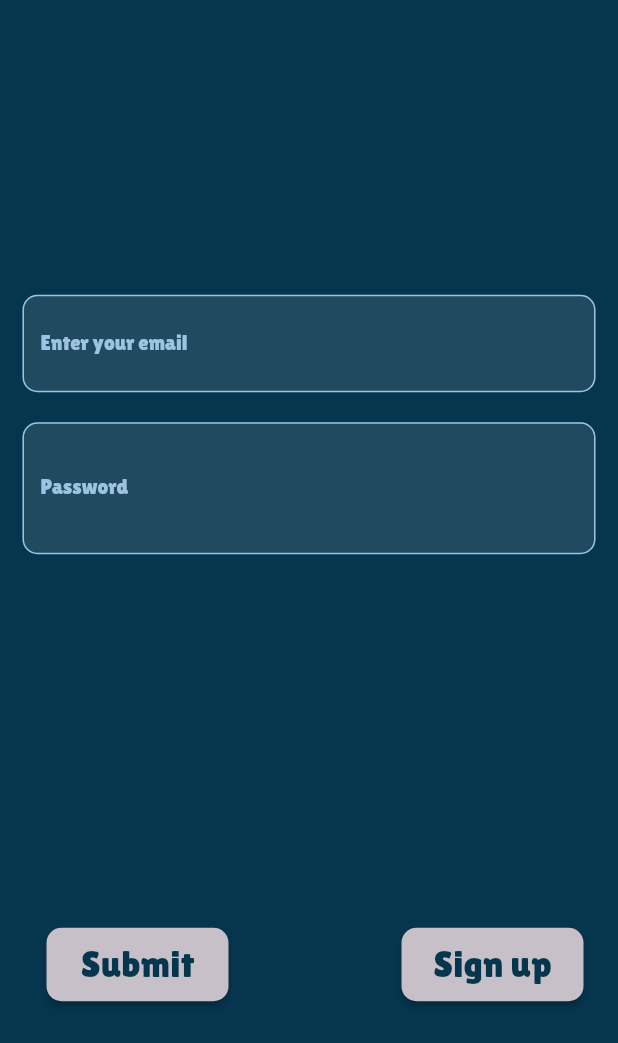
After one commit to LiliaMamutova/dog_friends, a Flutter app: the AuthScreen screen opened by its route, after a tap on "Sign in", on a phone screen of 412 x 824 dp. The commit adds this screen. Shown: the top 1043 px of the screen. Run offline on Flutter 3.47's test engine with Material 2 defaults, Android fonts, the light colour scheme and no system bars; our stand-ins replace flutter_riverpod, go_router; generated files the repository leaves out were written again; Roboto replaces fonts that are missing (LilitaOneScript); project files that could hold a hidden picture were left out.

Commit message:
in between

```diff
--- /dev/null
+++ b/lib/features/auth/screens/sign_in_screen.dart
@@ -0,0 +1,211 @@
+import 'package:dog_friends/features/user/screens/user_profile_screen.dart';
+import 'package:flutter/material.dart';
+import 'package:flutter_riverpod/flutter_riverpod.dart';
+
+import '../../../shared_errors/error_message_required.dart';
+import '../helpers/patterns.dart';
+import '../models/user.model.dart';
+
+class SignInScreen extends ConsumerStatefulWidget {
+  const SignInScreen({super.key});
+
+  @override
+  ConsumerState<SignInScreen> createState() => _SignInScreenState();
+}
+
+class _SignInScreenState extends ConsumerState<SignInScreen> {
+  var currentIndex = 0;
+  final _formKey = GlobalKey<FormState>();
+
+  late final User _user = User();
+
+  bool isPasswordVisible = false;
+
+  void _changePasswordVisibility() {
+    setState(() {
+      isPasswordVisible = !isPasswordVisible;
+    });
+  }
+
+  void goToUserProfile(BuildContext context) {
+    Navigator.of(context).push(
+        MaterialPageRoute(builder: (context) => const UserProfileScreen()));
+  }
+
+  void _submitForm() {
+    final isFormValid = _formKey.currentState?.validate();
+
+    if (isFormValid != null && isFormValid) {
+      _formKey.currentState!.save();
+      goToUserProfile(context);
+    }
+  }
+
+  void _saveUserEmail(String? value) {
+    _user.email = value!;
+  }
+
+  void _saveUserPassword(String? value) {
+    _user.password = value!;
+  }
+
+  String? _validate(String? value, {Function(String? value)? callBack}) {
+    if (value == null || value.isEmpty) {
+      return errorMessageRequired;
+    }
+
+    if (callBack != null) {
+      return callBack(value);
+    }
+
+    return null;
+  }
+
+  String? _checkEmail(String? value) {
+    final isEmailValid = emailPattern.hasMatch(value!);
+    if (!isEmailValid) {
+      return "This email not valid";
+    }
+    return null;
+  }
+
+  String? _checkPasswordsLength(String? value) {
+    if (value != null && value.length < 6) {
+      return "Password's length should be non less 6 symbol";
+    }
+
+    return null;
+  }
+
+  // void _buttonClicked() {
+  //   setState(() {
+  //     var title = "Sign up";
+  //   });
+  // }
+
+  @override
+  Widget build(BuildContext context) {
+    String title = "Log in";
+    return Scaffold(
+      body: Padding(
+        padding: const EdgeInsets.symmetric(horizontal: 15, vertical: 0),
+        child: Form(
+          key: _formKey,
+          child: SizedBox(
+            height: MediaQuery.of(context).size.height / 1.03,
+            child: Column(
+              mainAxisAlignment: MainAxisAlignment.spaceAround,
+              crossAxisAlignment: CrossAxisAlignment.start,
+              children: [
+                Column(
+                  children: [
+                    const SizedBox(height: 80),
+                    TextFormField(
+                      onSaved: _saveUserEmail,
+                      validator: (String? value) => _validate(
+                        value,
+                        callBack: _checkEmail,
+                      ),
+                      keyboardType: TextInputType.emailAddress,
+                      decoration: const InputDecoration(
+                        border: OutlineInputBorder(),
+                        hintText: "example@mail.com",
+                        labelText: "Enter your email",
+                        filled: true,
+                      ),
+                    ),
+                    const SizedBox(height: 20),
+                    TextFormField(
+                      onSaved: _saveUserPassword,
+                      validator: (String? value) => _validate(
+                        value,
+                        callBack: _checkPasswordsLength,
+                      ),
+                      obscureText: isPasswordVisible,
+                      decoration: InputDecoration(
+                        border: const OutlineInputBorder(),
+                        hintText: "******",
+                        labelText: "Password",
+                        filled: true,
+                        suffix: IconButton(
+                          icon: const Icon(Icons.remove_red_eye_outlined),
+                          onPressed: _changePasswordVisibility,
+                        ),
+                      ),
+                    ),
+                  ],
+                ),
+                Row(
+                  mainAxisAlignment: MainAxisAlignment.spaceBetween,
+                  children: [
+                    Padding(
+                      padding: const EdgeInsets.all(8.0),
+                      child: SizedBox(
+                        width: MediaQuery.of(context).size.width / 3.0,
+                        height: 65,
+                        child: Padding(
+                          padding: const EdgeInsets.all(8.0),
+                          child: ElevatedButton(
+                            onPressed: _submitForm,
+                            child: const Text(
+                              "Submit",
+                              style: TextStyle(
+                                fontSize: 25,
+                                fontFamily: "LilitaOneScript",
+                                //  style: Theme.of(context).textTheme.titleMedium,
+                              ),
+                            ),
+                          ),
+                        ),
+                      ),
+                    ),
+                    SizedBox(
+                      width: MediaQuery.of(context).size.width / 3.0,
+                      height: 65,
+                      child: Padding(
+                        padding: const EdgeInsets.all(8.0),
+                        child: ElevatedButton(
+                          onPressed: () {
+                            setState(() {
+                              title = "Sign up";
+                            });
+                          },
+                          child: const Text(
+                            "Sign up",
+                            style: TextStyle(
+                              fontSize: 25,
+                              fontFamily: "LilitaOneScript",
+                              //  style: Theme.of(context).textTheme.titleMedium,
+                            ),
+                          ),
+                        ),
+                      ),
+                    ),
+                    // SizedBox(
+                    //   width: MediaQuery.of(context).size.width / 3.0,
+                    //   height: 65,
+                    //   child: Padding(
+                    //     padding: const EdgeInsets.all(8.0),
+                    //     child: ElevatedButton(
+                    //       onPressed: _submitForm,
+                    //       child: const Text(
+                    //         "Log in",
+                    //         style: TextStyle(
+                    //           fontSize: 25,
+                    //           fontFamily: "LilitaOneScript",
+                    //           //  style: Theme.of(context).textTheme.titleMedium,
+                    //         ),
+                    //       ),
+                    //     ),
+                    //   ),
+                    // ),
+                  ],
+                ),
+              ],
+            ),
+          ),
+        ),
+      ),
+    );
+  }
+}
--- a/lib/features/auth/screens/welcome_screen.dart
+++ b/lib/features/auth/screens/welcome_screen.dart
@@ -1,11 +1,12 @@
 import 'package:flutter/material.dart';
+import 'package:flutter_riverpod/flutter_riverpod.dart';
 import 'package:go_router/go_router.dart';
 
-class WelcomeScreen extends StatelessWidget {
+class WelcomeScreen extends ConsumerWidget {
   const WelcomeScreen({Key? key}) : super(key: key);
 
   @override
-  Widget build(BuildContext context) {
+  Widget build(BuildContext context, WidgetRef ref) {
     return Scaffold(
       body: SizedBox(
         height: double.infinity,
--- a/lib/features/dog/widgets/list_dog_card_widget.dart
+++ b/lib/features/dog/widgets/list_dog_card_widget.dart
@@ -69,7 +69,7 @@ class ListDogCardWidget extends ConsumerWidget {
                   // size: 45,
                 ),
               ),
-            )
+            ),
           ],
         ),
       ),
--- a/lib/features/user/screens/user_profile_screen.dart
+++ b/lib/features/user/screens/user_profile_screen.dart
@@ -27,9 +27,10 @@ class UserProfileScreen extends ConsumerWidget {
             pinned: true,
             actions: [
               IconButton(
+                // вивести в setting_screen _changeThemeMode/_changeLocale
                 onPressed: () => _changeThemeMode(ref),
                 icon: const Icon(
-                  Icons.pets,
+                  Icons.dark_mode,
                   size: 30,
                 ),
               ),
--- a/lib/shared_router/go_router_navigation.dart
+++ b/lib/shared_router/go_router_navigation.dart
@@ -4,6 +4,7 @@ import 'package:flutter/material.dart';
 import 'package:go_router/go_router.dart';
 
 import '../features/auth/screens/auth_screen.dart';
+import '../features/auth/screens/sign_in_screen.dart';
 import '../features/auth/screens/sign_up_screen.dart';
 import '../features/dog/screen/dog_profile_screen.dart';
 
@@ -25,6 +26,11 @@ final GoRouter _router = GoRouter(
           const SignUpScreen(),
     ),
     GoRoute(
+      path: "/signIn",
+      builder: (BuildContext context, GoRouterState state) =>
+          const SignInScreen(),
+    ),
+    GoRoute(
       path: "/dogsList",
       builder: (BuildContext context, GoRouterState state) =>
           const DogsListScreen(),
--- a/lib/theme_data/dark_theme/color_scheme.dart
+++ b/lib/theme_data/dark_theme/color_scheme.dart
@@ -1,6 +1,6 @@
 import 'package:flutter/material.dart';
 
-const darkBlue = Color(0xCE06354E);
+const darkBlue = Color(0xFF06354E);
 const blueButtonText = Color(0xff007aa9);
 const lightBlue = Color(0xff9ec3e0);
 const lightPurple = Color(0xffc7c0c8);
--- a/lib/theme_data/light_theme/color_scheme.dart
+++ b/lib/theme_data/light_theme/color_scheme.dart
@@ -1,6 +1,6 @@
 import 'package:flutter/material.dart';
 
-const darkBlue = Color(0xCE06354E);
+const darkBlue = Color(0xFF06354E);
 const blueButtonText = Color(0xff007aa9);
 const lightBlue = Color(0xff9ec3e0);
 const lightPurple = Color(0xffc7c0c8);
```
Also changed, not shown: lib/features/auth/screens/auth_screen.dart (+5 -4 lines), lib/features/auth/screens/sign_up_screen.dart (+4 -4 lines).
